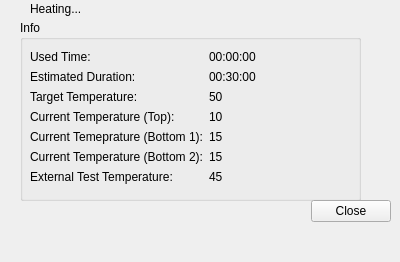
Liyezhong/Master, file ServiceSW/Master/Components/DiagnosticsManufacturing/Forms/HeatingTestDialog.ui: the form before one commit.
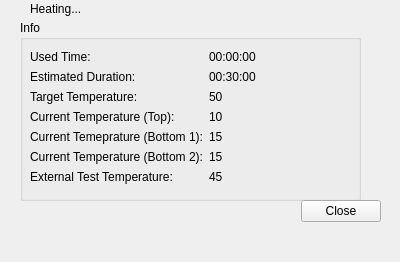
The form after the commit.

What changed in the file:
```diff
--- a/ServiceSW/Master/Components/DiagnosticsManufacturing/Forms/HeatingTestDialog.ui
+++ b/ServiceSW/Master/Components/DiagnosticsManufacturing/Forms/HeatingTestDialog.ui
@@ -170,7 +170,7 @@
   <widget class="QWidget" name="horizontalLayoutWidget">
    <property name="geometry">
     <rect>
-     <x>240</x>
+     <x>230</x>
      <y>200</y>
      <width>151</width>
      <height>51</height>
```
